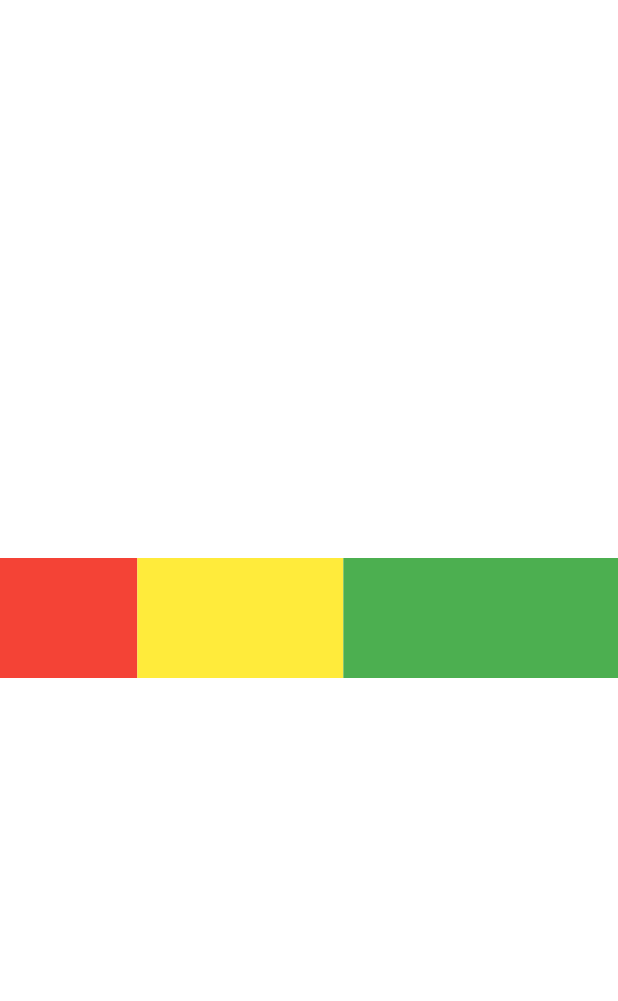
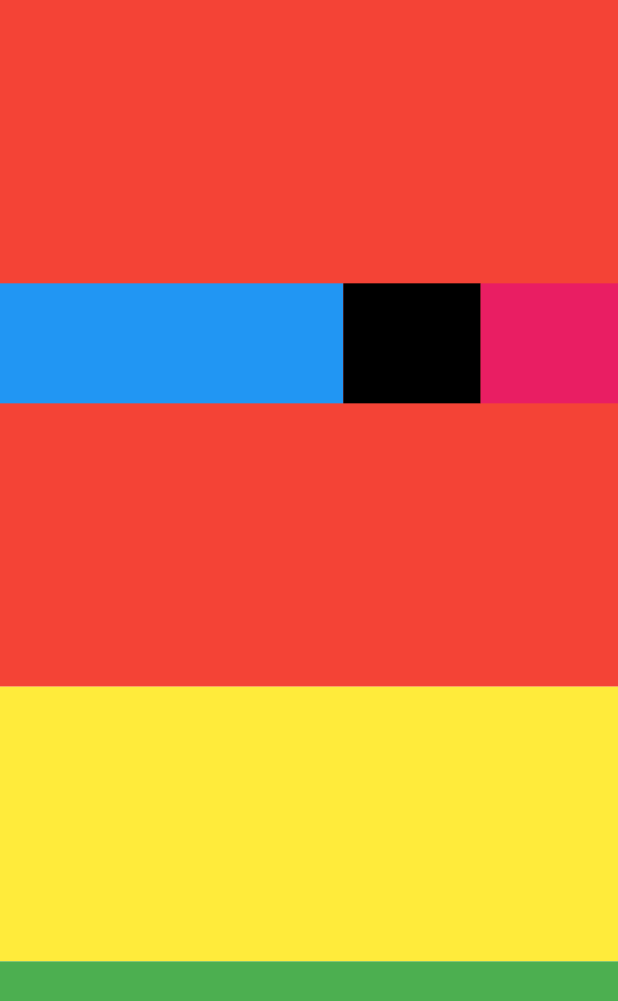
Before and after one commit to ddasdkimo/flutter_practice, a Flutter app: the screen it shows after launch, on a phone screen of 412 x 824 dp. Shown: the top 1001 px of the screen. Run offline on Flutter 3.47's test engine with Material 2 defaults, Android fonts, the phone set to English and light mode, and no system bars.

Commit message:
ExpandedTest update

```diff
--- a/lib/page/expanded_test.dart
+++ b/lib/page/expanded_test.dart
@@ -6,18 +6,41 @@ class ExpandedTest extends StatelessWidget {
 
   @override
   Widget build(BuildContext context) {
-    return Row(
+    // return Row(
+    return Column(
       mainAxisAlignment: MainAxisAlignment.center,
       mainAxisSize: MainAxisSize.max,
       crossAxisAlignment: CrossAxisAlignment.center,
       children: <Widget>[
         Expanded(
-          child: Container(color: Colors.red, height: 80),
-          flex: 2,
+          child: Container(
+            color: Colors.red,
+            height: 80,
+            child: Row(
+              mainAxisAlignment: MainAxisAlignment.center,
+              mainAxisSize: MainAxisSize.max,
+              crossAxisAlignment: CrossAxisAlignment.center,
+              children: <Widget>[
+                Expanded(
+                  child: Container(color: Colors.blue, height: 80),
+                  flex: 10,
+                ),
+                Expanded(
+                  child: Container(color: Colors.black, height: 80),
+                  flex: 4,
+                ),
+                Expanded(
+                  child: Container(color: Colors.pink, height: 80),
+                  flex: 4,
+                ),
+              ],
+            ),
+          ),
+          flex: 10,
         ),
         Expanded(
           child: Container(color: Colors.yellow, height: 80),
-          flex: 3,
+          flex: 4,
         ),
         Expanded(
           child: Container(color: Colors.green, height: 80),
```
